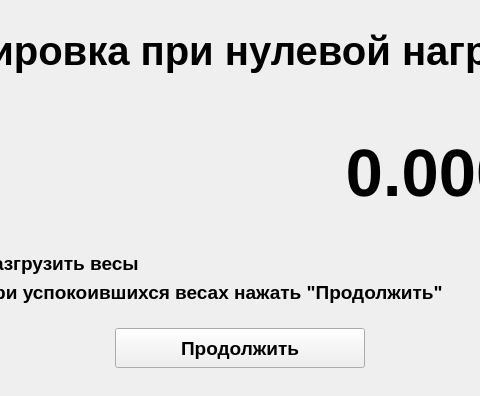
cyrillwork/MassaK, file alignwidget.ui: the form before one commit; both pictures show x 208 to 688 and y 0 to 396 of the 875 by 396 pixel window.
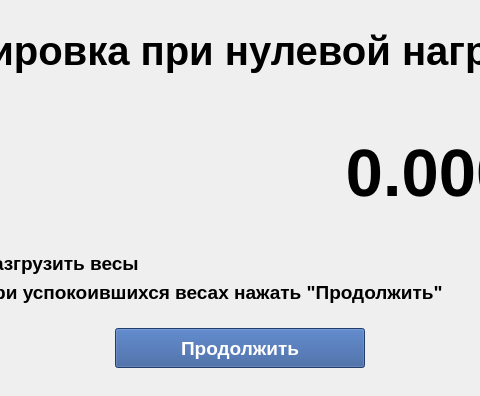
The form after the commit.

What changed in the file:
```diff
--- a/alignwidget.ui
+++ b/alignwidget.ui
@@ -294,6 +294,9 @@
            <bold>true</bold>
           </font>
          </property>
+         <property name="styleSheet">
+          <string notr="true">background-color: #2E5596; color: white</string>
+         </property>
          <property name="text">
           <string>Продолжить</string>
          </property>
```
Left out of the diff: 36 changed lines with no effect on the pictures.
